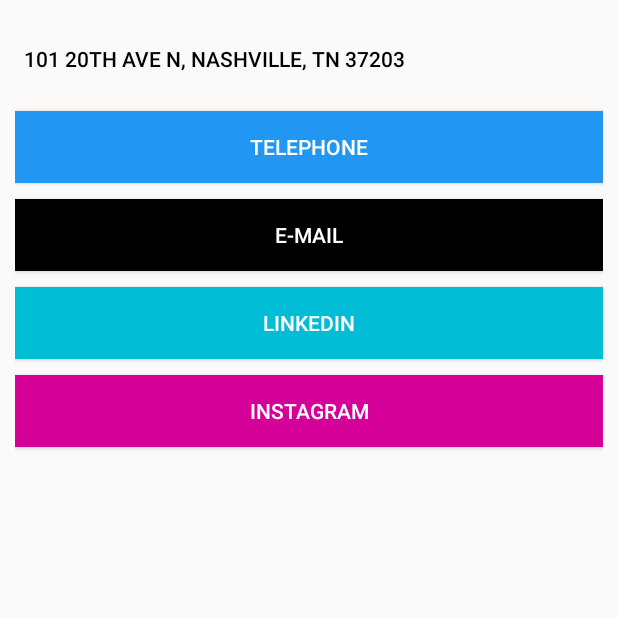
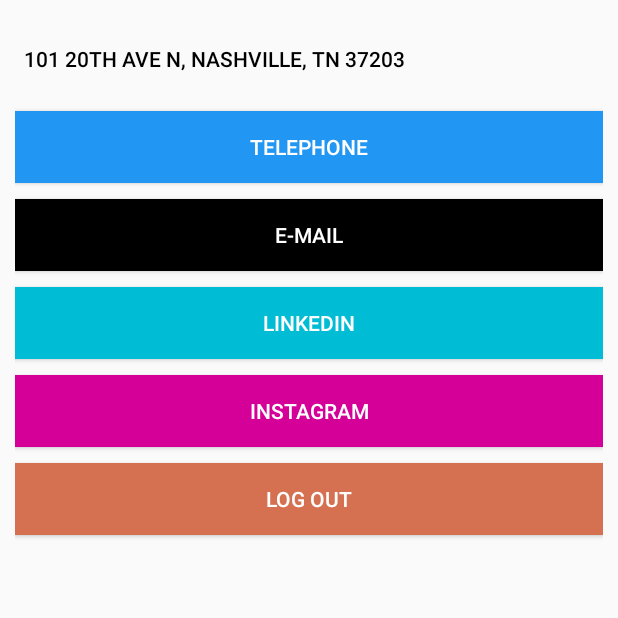
Before and after one commit to felipe-zg/MDP_final_project, an Android app: the fragment ContactFragment shown on its own in the app's theme, on a phone screen of 412 x 824 dp, the top half of it. Run offline under Robolectric (Android 15) with nearby library versions, the phone set to English and light mode, and no system bars.

Commit message:
feat: finish contact  screen with logout feature

```diff
--- a/app/src/main/java/com/example/cvbuilder/fragments/ContactFragment.kt
+++ b/app/src/main/java/com/example/cvbuilder/fragments/ContactFragment.kt
@@ -1,6 +1,8 @@
 package com.example.cvbuilder.fragments
 
+import android.content.Context
 import android.content.Intent
+import android.content.SharedPreferences
 import android.content.pm.PackageManager
 import android.net.Uri
 import android.os.Bundle
@@ -9,11 +11,18 @@ import android.view.View
 import android.view.ViewGroup
 import android.widget.Button
 import androidx.fragment.app.Fragment
+import com.example.cvbuilder.MainActivity
 import com.example.cvbuilder.R
-import java.util.*
 
 
 class ContactFragment : Fragment() {
+    private lateinit var sharedPreference: SharedPreferences
+
+    override fun onCreate(savedInstanceState: Bundle?) {
+        super.onCreate(savedInstanceState)
+        sharedPreference = this.requireActivity().getSharedPreferences("USER_DATA", Context.MODE_PRIVATE)
+    }
+
     override fun onCreateView(
         inflater: LayoutInflater, container: ViewGroup?,
         savedInstanceState: Bundle?
@@ -24,7 +33,6 @@ class ContactFragment : Fragment() {
 
     override fun onViewCreated(view: View, savedInstanceState: Bundle?) {
         super.onViewCreated(view, savedInstanceState)
-
         // OPEN GOOGLE MAPS
         getView()?.findViewById<Button>(R.id.contact_btn_address)?.setOnClickListener {
             val lat = "36.151552"
@@ -60,6 +68,21 @@ class ContactFragment : Fragment() {
         getView()?.findViewById<Button>(R.id.contact_btn_instagram)?.setOnClickListener {
             openAppOrBrowser("instagram://felipezeba", "http://instagram.com/_u/felipezeba")
         }
+
+        // OPEN INSTAGRAM
+        getView()?.findViewById<Button>(R.id.contact_btn_logout)?.setOnClickListener {
+            val editor = sharedPreference.edit()
+            editor.remove("email")
+            editor.remove("password")
+            editor.remove("username")
+            editor.apply()
+            val intent = Intent(
+                this.requireContext(),
+                MainActivity::class.java
+            )
+            intent.addFlags(Intent.FLAG_ACTIVITY_CLEAR_TOP)
+            startActivity(intent)
+        }
     }
 
     fun openAppOrBrowser(appURL: String, browserURL: String) {
--- a/app/src/main/res/layout/fragment_contact.xml
+++ b/app/src/main/res/layout/fragment_contact.xml
@@ -62,5 +62,16 @@
             android:textColor="#fff"
             android:layout_marginTop="5dp"
             android:layout_marginBottom="5dp"/>
+
+        <Button
+            android:id="@+id/contact_btn_logout"
+            android:layout_width="match_parent"
+            android:layout_height="wrap_content"
+            android:text="Log out"
+            android:background="#D57051"
+            android:textColor="#fff"
+            android:layout_marginTop="5dp"
+            android:layout_marginBottom="5dp"/>
+
     </LinearLayout>
 </FrameLayout>
```
